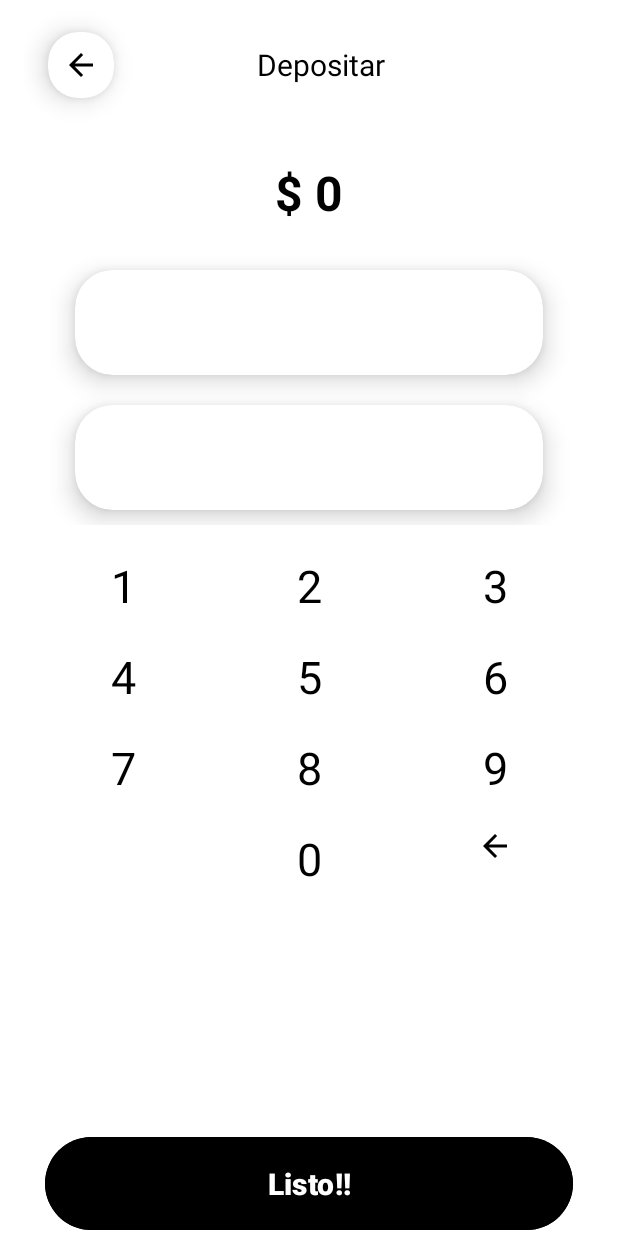
After one commit to estarly07/wallet, an Android app: the KeyboardActivity screen opened directly, with no data from a screen before it, on a phone screen of 412 x 824 dp. The commit adds this screen. Run offline under Robolectric (Android 15) with nearby library versions, the light colour scheme and no system bars; our stand-ins replace Dagger/Hilt's generated code.

Commit message:
CREATION
- The screen was created to show a keyboard

```diff
--- a/Wallet/app/build.gradle
+++ b/Wallet/app/build.gradle
@@ -7,7 +7,7 @@ plugins {
 
 android {
     namespace 'com.estarly.wallet'
-    compileSdk 33
+    compileSdk 34
 
     defaultConfig {
         applicationId "com.estarly.wallet"
--- a/Wallet/app/src/main/AndroidManifest.xml
+++ b/Wallet/app/src/main/AndroidManifest.xml
@@ -17,6 +17,9 @@
         android:supportsRtl="true"
         android:theme="@style/Theme.Wallet"
         tools:targetApi="31">
+        <activity
+            android:name=".presentation.screens.KeyboardActivity"
+            android:exported="false" />
         <activity
             android:name=".presentation.screens.SavingMoneyActivity"
             android:exported="false" />
--- /dev/null
+++ b/Wallet/app/src/main/java/com/estarly/wallet/presentation/screens/KeyboardActivity.kt
@@ -0,0 +1,68 @@
+package com.estarly.wallet.presentation.screens
+
+import android.annotation.SuppressLint
+import android.os.Bundle
+import android.util.Log
+import android.view.View
+import android.view.View.OnClickListener
+import android.widget.Button
+import androidx.activity.viewModels
+import androidx.appcompat.app.AppCompatActivity
+import com.estarly.wallet.databinding.ActivityKeyboardBinding
+import com.estarly.wallet.presentation.viewmodels.KeyboardViewModel
+import com.estarly.wallet.utils.formatSalary
+
+class KeyboardActivity : AppCompatActivity(), OnClickListener {
+    private lateinit var binding : ActivityKeyboardBinding
+    private val keyboardViewModel : KeyboardViewModel by viewModels()
+
+    override fun onCreate(savedInstanceState: Bundle?) {
+        super.onCreate(savedInstanceState)
+        binding = ActivityKeyboardBinding.inflate(layoutInflater)
+        setContentView(binding.root)
+        initView()
+        initObservers()
+    }
+
+    @SuppressLint("SetTextI18n")
+    private fun initObservers() {
+        with(keyboardViewModel){
+            with(binding){
+                amount.observe(this@KeyboardActivity){
+                    keyboard.buttonZero.isEnabled = it.isNotEmpty()
+                    txtAmount.text =  "$ ${if(it.isEmpty()) "0" else it.toDouble().formatSalary()}"
+                }
+            }
+        }
+    }
+
+    private fun initView() {
+        with(binding){
+            with(keyboard){
+                val rows = listOf(row1, row2, row3)
+
+                val tags = listOf("1,2,3", "4,5,6", "7,8,9")
+                rows.forEachIndexed { index, row ->
+                    val tag = tags[index].split(",")
+                    row.btnOne.text = tag[0]
+                    row.btnOne.setOnClickListener(this@KeyboardActivity)
+
+                    row.btnTwo.text = tag[1]
+                    row.btnTwo.setOnClickListener(this@KeyboardActivity)
+
+                    row.btnThree.text = tag[2]
+                    row.btnThree.setOnClickListener(this@KeyboardActivity)
+                }
+                buttonZero.isEnabled = false
+                buttonZero.setOnClickListener(this@KeyboardActivity)
+                buttonBackspace.setOnClickListener { keyboardViewModel.deleteLastCharacter()}
+            }
+            btnDone.setOnClickListener { Log.v("HOLI","${keyboardViewModel.amount.value}") }
+        }
+    }
+
+    override fun onClick(v: View?) {
+        val view = v as Button? ?: return
+        keyboardViewModel.appendCharacter(view.text.toString())
+    }
+}
--- /dev/null
+++ b/Wallet/app/src/main/java/com/estarly/wallet/presentation/viewmodels/KeyboardViewModel.kt
@@ -0,0 +1,33 @@
+package com.estarly.wallet.presentation.viewmodels
+
+import androidx.lifecycle.LiveData
+import androidx.lifecycle.MutableLiveData
+import androidx.lifecycle.ViewModel
+import androidx.lifecycle.viewModelScope
+import com.estarly.wallet.R
+import com.estarly.wallet.domain.models.CDTModel
+import com.estarly.wallet.domain.models.DistributionOfMoneyModel
+import com.estarly.wallet.domain.usescases.CreateCdtUseCase
+import com.estarly.wallet.domain.usescases.GetAllCDTSUseCase
+import com.estarly.wallet.domain.usescases.GetAmountSalaryUseCase
+import com.estarly.wallet.domain.usescases.GetDistributionUseCase
+import com.estarly.wallet.domain.usescases.GetRemainingMoneyUseCase
+import com.estarly.wallet.domain.usescases.SaveDistributionUseCase
+import com.estarly.wallet.domain.usescases.UpdateCdtUseCase
+import com.estarly.wallet.domain.usescases.UpdateDistributionOfMoneyUseCase
+import com.estarly.wallet.utils.formatSalary
+import dagger.hilt.android.lifecycle.HiltViewModel
+import kotlinx.coroutines.flow.collect
+import kotlinx.coroutines.flow.map
+import kotlinx.coroutines.launch
+import javax.inject.Inject
+
+@HiltViewModel
+class KeyboardViewModel @Inject constructor() : ViewModel(){
+    private val _amount = MutableLiveData("")
+    val amount: LiveData<String> = _amount
+
+    fun appendCharacter(character: String) { _amount.value = (_amount.value ?: "") + character }
+
+    fun deleteLastCharacter() { _amount.value = (_amount.value ?: "").dropLast(1)}
+}
--- /dev/null
+++ b/Wallet/app/src/main/res/drawable/wallet_keyboard_button.xml
@@ -0,0 +1,6 @@
+<?xml version="1.0" encoding="utf-8"?>
+<selector xmlns:android="http://schemas.android.com/apk/res/android">
+    <item android:state_pressed="true" android:drawable="@color/black" />
+    <item android:state_focused="true" android:drawable="@color/grayDark" />
+    <item android:drawable="@color/transparent" />
+</selector>
--- /dev/null
+++ b/Wallet/app/src/main/res/layout/activity_keyboard.xml
@@ -0,0 +1,93 @@
+<?xml version="1.0" encoding="utf-8"?>
+<LinearLayout xmlns:android="http://schemas.android.com/apk/res/android"
+    xmlns:app="http://schemas.android.com/apk/res-auto"
+    xmlns:tools="http://schemas.android.com/tools"
+    android:id="@+id/main"
+    android:layout_width="match_parent"
+    android:layout_height="match_parent"
+    android:background="@color/backgroundScreens"
+    android:orientation="vertical"
+    tools:context=".presentation.screens.KeyboardActivity">
+
+    <androidx.appcompat.widget.Toolbar
+        android:layout_width="match_parent"
+        android:layout_height="wrap_content">
+
+        <RelativeLayout
+            android:layout_width="match_parent"
+            android:layout_height="wrap_content"
+            android:gravity="center_vertical"
+            android:orientation="horizontal">
+
+            <include layout="@layout/wallet_button" />
+
+            <TextView
+                android:layout_width="match_parent"
+                android:layout_height="wrap_content"
+                android:layout_centerInParent="true"
+                android:gravity="center"
+                android:text="Depositar"
+                android:textColor="@color/black"
+                android:textSize="@dimen/title" />
+        </RelativeLayout>
+    </androidx.appcompat.widget.Toolbar>
+
+    <TextView
+        android:id="@+id/txtAmount"
+        android:layout_width="match_parent"
+        android:layout_height="wrap_content"
+        android:layout_marginVertical="20dp"
+        android:gravity="center"
+        android:text="$ 0"
+        android:textColor="@color/black"
+        android:textSize="@dimen/titleScreen"
+        android:textStyle="bold" />
+
+    <LinearLayout
+        android:layout_width="match_parent"
+        android:layout_height="wrap_content"
+        android:layout_marginBottom="10dp"
+        android:layout_marginHorizontal="30dp"
+        android:orientation="vertical">
+
+        <androidx.cardview.widget.CardView
+            android:layout_width="match_parent"
+            android:layout_height="70dp"
+            android:layout_marginHorizontal="20dp"
+            android:layout_marginTop="10dp"
+            android:layout_marginBottom="10dp"
+            app:cardBackgroundColor="@color/white"
+            app:cardCornerRadius="@dimen/cornersCard"
+            app:cardElevation="@dimen/cardElevation" />
+
+        <androidx.cardview.widget.CardView
+            android:layout_width="match_parent"
+            android:layout_height="70dp"
+            android:layout_marginHorizontal="20dp"
+            android:layout_marginTop="10dp"
+            android:layout_marginBottom="10dp"
+            app:cardBackgroundColor="@color/white"
+            app:cardCornerRadius="@dimen/cornersCard"
+            app:cardElevation="@dimen/cardElevation" />
+    </LinearLayout>
+
+    <include
+        android:id="@+id/keyboard"
+        android:layout_width="match_parent"
+        android:layout_height="0dp"
+        android:layout_weight="1"
+        android:layout_marginHorizontal="20dp"
+
+        layout="@layout/wallet_keyboard" />
+
+    <Button
+        android:id="@+id/btnDone"
+        android:layout_width="match_parent"
+        android:layout_height="70dp"
+        android:layout_marginHorizontal="30dp"
+        android:text="Listo!!"
+        android:textSize="@dimen/title"
+        android:textStyle="bold"
+        android:textColor="@color/white"
+        android:backgroundTint="@color/black" />
+</LinearLayout>
--- /dev/null
+++ b/Wallet/app/src/main/res/layout/wallet_keyboard.xml
@@ -0,0 +1,51 @@
+<?xml version="1.0" encoding="utf-8"?>
+<LinearLayout xmlns:android="http://schemas.android.com/apk/res/android"
+    android:layout_width="match_parent"
+    android:layout_height="wrap_content"
+    android:orientation="vertical">
+
+    <include
+        android:id="@+id/row1"
+        layout="@layout/wallet_keyboard_row"
+        android:tag="1,2,3" />
+
+    <include
+        android:id="@+id/row2"
+        layout="@layout/wallet_keyboard_row"
+        android:tag="4,5,6" />
+
+    <include
+        android:id="@+id/row3"
+        layout="@layout/wallet_keyboard_row"
+        android:tag="7,8,9" />
+
+    <LinearLayout
+        android:layout_width="match_parent"
+        android:layout_height="wrap_content"
+        android:orientation="horizontal">
+
+        <Button
+            android:layout_width="0dp"
+            android:layout_height="wrap_content"
+            android:layout_weight="1"
+            android:backgroundTint="@android:color/transparent"
+            android:textColor="@android:color/black"
+            android:textSize="18sp" />
+
+        <Button
+            android:id="@+id/buttonZero"
+            style="@style/buttonKeyboard"
+            android:layout_width="0dp"
+            android:layout_height="wrap_content"
+            android:layout_weight="1"
+            android:text="0" />
+
+        <ImageButton
+            android:id="@+id/buttonBackspace"
+            android:layout_width="0dp"
+            android:layout_height="wrap_content"
+            android:layout_weight="1"
+            android:backgroundTint="@android:color/transparent"
+            android:src="@drawable/ic_back" />
+    </LinearLayout>
+</LinearLayout>
--- /dev/null
+++ b/Wallet/app/src/main/res/layout/wallet_keyboard_row.xml
@@ -0,0 +1,30 @@
+<?xml version="1.0" encoding="utf-8"?>
+<LinearLayout xmlns:android="http://schemas.android.com/apk/res/android"
+    android:layout_width="match_parent"
+    android:layout_height="wrap_content"
+    android:orientation="horizontal">
+
+    <Button
+        android:id="@+id/btnOne"
+        style="@style/buttonKeyboard"
+        android:layout_width="0dp"
+        android:layout_height="wrap_content"
+        android:layout_weight="1"
+        android:text="" />
+
+    <Button
+        android:id="@+id/btnTwo"
+        style="@style/buttonKeyboard"
+        android:layout_width="0dp"
+        android:layout_height="wrap_content"
+        android:layout_weight="1"
+        android:text="" />
+
+    <Button
+        android:id="@+id/btnThree"
+        style="@style/buttonKeyboard"
+        android:layout_width="0dp"
+        android:layout_height="wrap_content"
+        android:layout_weight="1"
+        android:text="" />
+</LinearLayout>
--- a/Wallet/app/src/main/res/values-night/themes.xml
+++ b/Wallet/app/src/main/res/values-night/themes.xml
@@ -6,4 +6,9 @@
         <item name="colorPrimaryDark">@color/backgroundScreens</item>
         <item name="android:windowLightStatusBar">true</item>
     </style>
+    <style name="buttonKeyboard" parent="Base.Theme.Wallet">
+        <item name="android:background">@drawable/wallet_keyboard_button</item>
+        <item name="android:textColor">@color/black</item>
+        <item name="android:textSize">@dimen/key_keyboard</item>
+    </style>
 </resources>
--- a/Wallet/app/src/main/res/values/dimens.xml
+++ b/Wallet/app/src/main/res/values/dimens.xml
@@ -1,7 +1,7 @@
 <resources>
     <!-- TEXT-->
     <dimen name="titleScreen" >32sp</dimen>
-    <dimen name="key_keyboard" >25sp</dimen>
+    <dimen name="key_keyboard" >30sp</dimen>
     <dimen name="title" >20sp</dimen>
     <dimen name="subtitle">16sp</dimen>
     <dimen name="normal">14sp</dimen>
--- a/Wallet/app/src/main/res/values/themes.xml
+++ b/Wallet/app/src/main/res/values/themes.xml
@@ -8,4 +8,9 @@
     </style>
 
     <style name="Theme.Wallet" parent="Base.Theme.Wallet" />
+    <style name="buttonKeyboard" parent="Base.Theme.Wallet">
+        <item name="android:background">@drawable/wallet_keyboard_button</item>
+        <item name="android:textColor">@color/black</item>
+        <item name="android:textSize">@dimen/key_keyboard</item>
+    </style>
 </resources>
```
